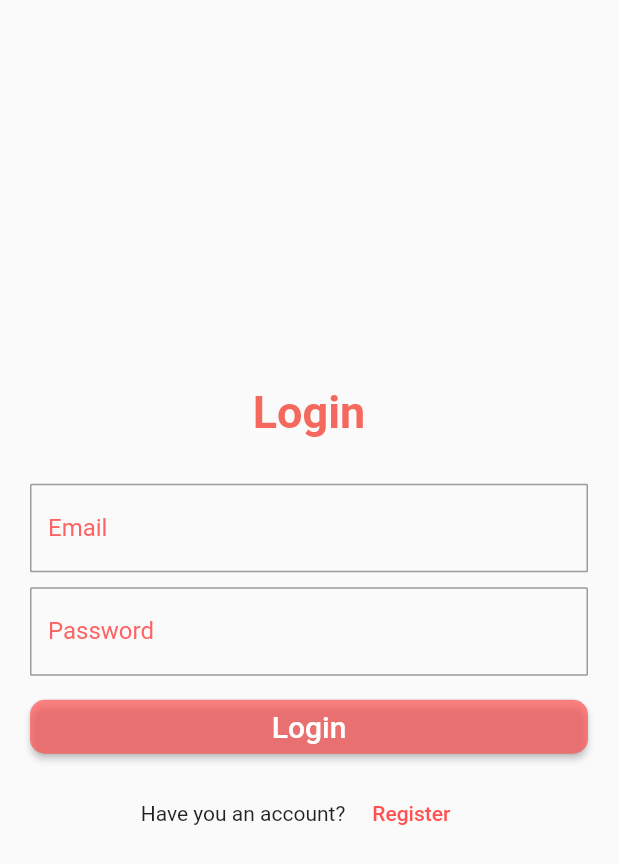
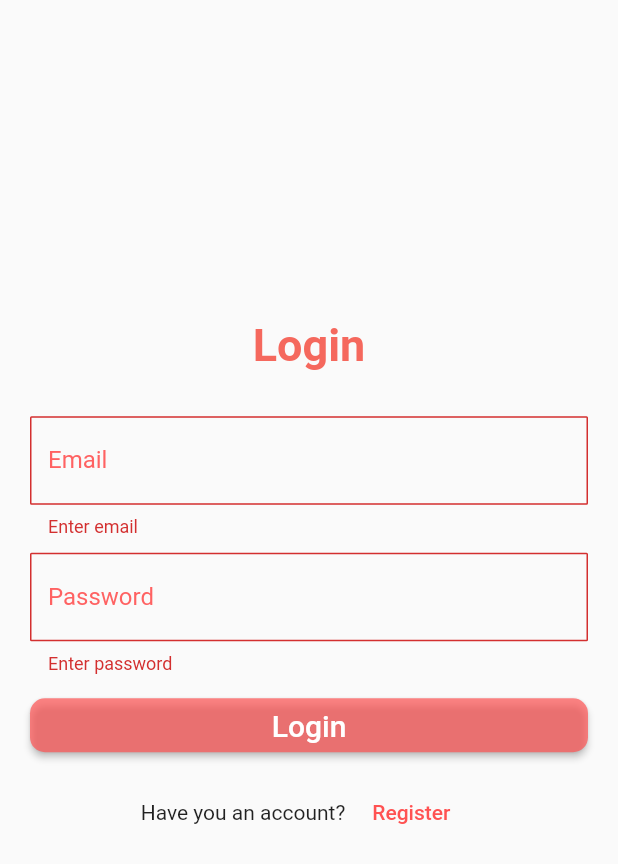
Before and after one commit to Abelbinkandanda/Artcile, a Flutter app: the screen it shows after launch, after a tap on "Login", on a phone screen of 412 x 824 dp. Shown: the top 864 px of the screen. Run offline on Flutter 3.47's test engine with Material 2 defaults, Android fonts, the phone set to English and light mode, and no system bars; our stand-ins replace dio, flutter_spinkit; network calls fail.

```diff
--- a/lib/Screens/Authenfication/login.dart
+++ b/lib/Screens/Authenfication/login.dart
@@ -1,6 +1,7 @@
 import 'dart:convert';
 
 import 'package:article/widgets/CustomTextField.dart';
+import 'package:article/widgets/Loading.dart';
 import 'package:flutter/material.dart';
 import 'package:http/http.dart' as http;
 
@@ -12,14 +13,37 @@ class Login extends StatefulWidget {
 }
 
 class _LoginState extends State<Login> {
+  String error = "";
+  bool _loading = false;
   void login(String email, String pass) async {
-    final response = await http.get(
-        Uri.parse("https://abkcorp.000webhostapp.com/article/connection.php"));
+    setState(() {
+      error = "";
+      _loading = true;
+    });
+    final response = await http.post(
+        Uri.parse("https://abkcorp.000webhostapp.com/article/login.php"),
+        body: {
+          "email": email,
+          "pass": pass,
+        });
     // final response = await http
     //     .get("https://abkcorp.000webhostapp.com/article/connection.php");
     if (response.statusCode == 200) {
       var data = jsonDecode(response.body);
-      print(data);
+      var result = data['data'];
+      int success = result[1];
+      if (success == 1) {
+        // error = result[0];
+        setState(() {
+          error = result[0];
+          _loading = false;
+        });
+      } else {
+        setState(() {
+          error = result[0];
+          _loading = false;
+        });
+      }
     }
   }
 
@@ -37,7 +61,9 @@ class _LoginState extends State<Login> {
   Widget build(BuildContext context) {
     emailText.err = "Enter email";
     passText.err = "Enter password";
-    return Scaffold(
+    return _loading
+        ? Loading()
+        : Scaffold(
             body: Center(
               child: SingleChildScrollView(
                 child: Container(
@@ -68,17 +94,19 @@ class _LoginState extends State<Login> {
                           ),
                           RaisedButton(
                             onPressed: () {
-                        // if (_key.currentState!.validate()) {
-                        //   print(emailText.value);
-                        //   print("Ok");
-                        // }
-                        login("", "");
+                              if (_key.currentState!.validate()) {
+                                // print(emailText.value);
+                                // print("Ok");
+                                login(emailText.value, passText.value);
+                              }
+                              // login(emailText.value, passText.value);
                             },
                             shape: RoundedRectangleBorder(
                                 borderRadius: BorderRadius.circular(10)),
                             child: Text(
                               "Login",
-                        style: TextStyle(color: Colors.white, fontSize: 20),
+                              style:
+                                  TextStyle(color: Colors.white, fontSize: 20),
                             ),
                             color: Colors.redAccent.withOpacity(.7),
                           ),
@@ -96,6 +124,14 @@ class _LoginState extends State<Login> {
                                     style: TextStyle(color: Colors.redAccent),
                                   ))
                             ],
+                          ),
+                          SizedBox(
+                            height: 30,
+                          ),
+                          Text(
+                            error,
+                            style: TextStyle(color: Colors.redAccent),
+                            textAlign: TextAlign.center,
                           )
                         ],
                       ),
--- a/lib/widgets/CustomTextField.dart
+++ b/lib/widgets/CustomTextField.dart
@@ -12,8 +12,10 @@ class CustomTextField {
     this.ispass = false,
     this.err = "Pleace specify this field",
   });
+  TextEditingController controller = new TextEditingController();
   TextFormField textFormField() {
     return TextFormField(
+      controller: controller,
       onChanged: (e) {
         _value = e;
       },
--- a/pubspec.yaml
+++ b/pubspec.yaml
@@ -36,6 +36,7 @@ dependencies:
   cupertino_icons: ^1.0.2
   http: ^0.13.5
   dio: ^4.0.6
+  flutter_spinkit: ^5.1.0
 
 dev_dependencies:
   flutter_test:
```
Also changed, not shown: lib/Screens/Authenfication/register.dart (+37 -5 lines), lib/widgets/Loading.dart (added, +17 -0 lines), pubspec.lock, 1 other file. Lines whose indentation alone changed are shown as unchanged.
